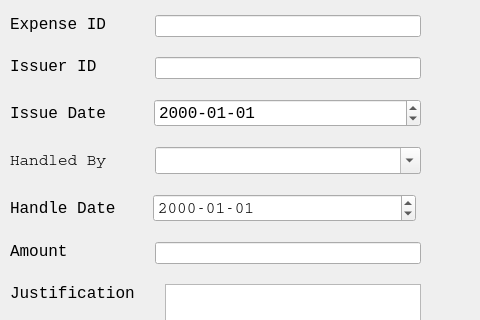
Old version of the form ExpensesUI.ui in the repository ASNaeem/Simple-VCMS; both pictures show x 571 to 1051 and y 163 to 483 of the 1051 by 700 pixel window.
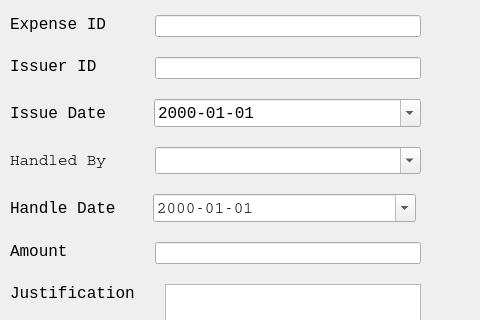
New version of the form.

```diff
--- a/ExpensesUI.ui
+++ b/ExpensesUI.ui
@@ -683,6 +683,9 @@
               <property name="displayFormat">
                <string>yyyy-MM-dd</string>
               </property>
+              <property name="calendarPopup">
+               <bool>true</bool>
+              </property>
              </widget>
             </item>
            </layout>
@@ -719,6 +722,9 @@
               <property name="displayFormat">
                <string>yyyy-MM-dd</string>
               </property>
+              <property name="calendarPopup">
+               <bool>true</bool>
+              </property>
              </widget>
             </item>
            </layout>
```
